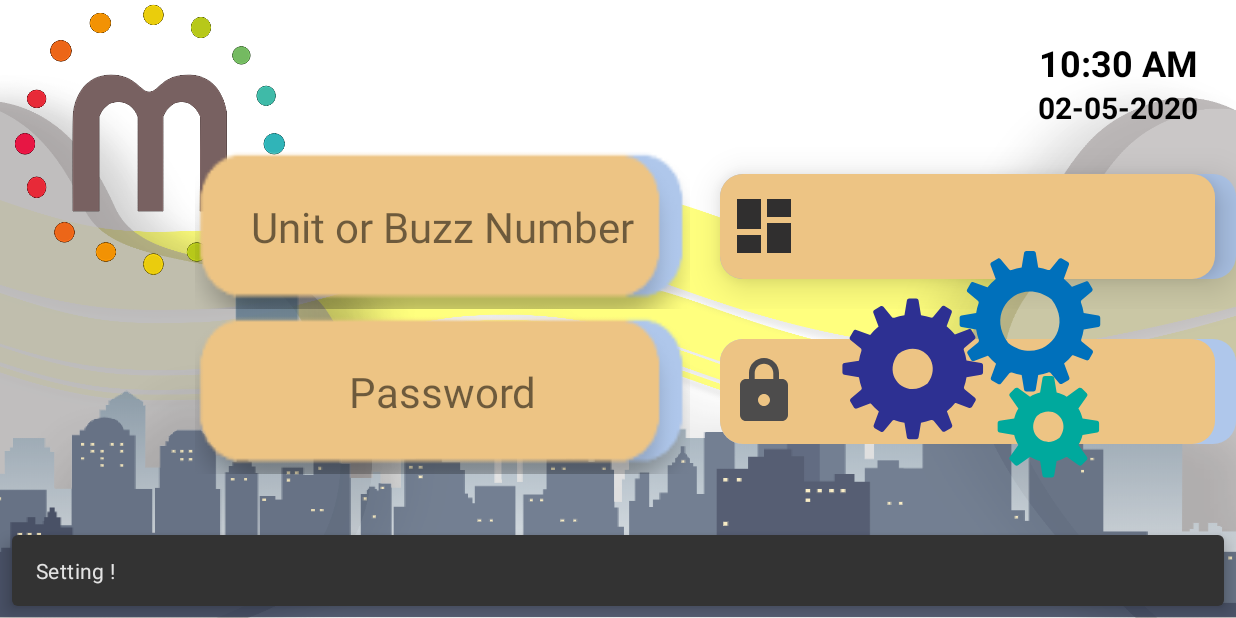
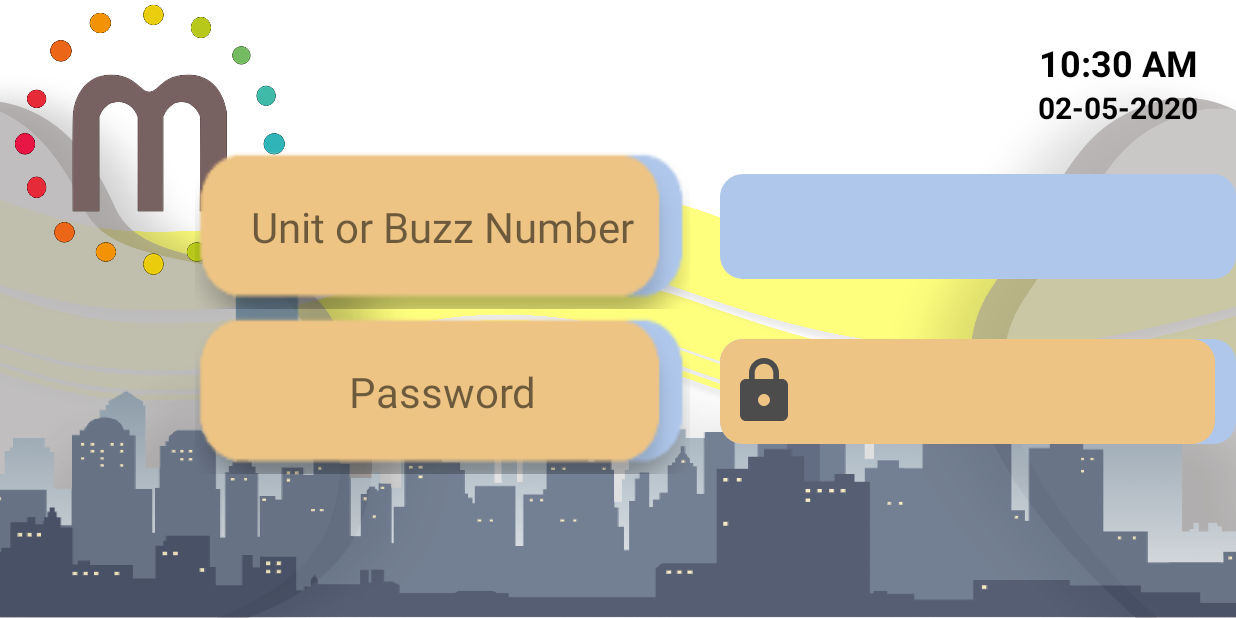
Before and after one commit to Amin397/SmartHome, an Android app: the VPIdle screen opened directly, with no data from a screen before it, after a tap on an icon or button, on a phone screen of 824 x 412 dp (held sideways). Run offline under Robolectric (Android 15) with nearby library versions, the phone set to English and light mode, and no system bars; libraries missing offline, so code that uses them is left out: com.daimajia.androidanimations, com.mimik.edgeappops, pub.devrel.easypermissions; 2 statements that could not run were skipped; 1 other tap on this screen came first.

Commit message:
GUI Visitor panel update and completed

```diff
--- a/app/src/main/java/com/mimik/smarthome/userinterface/visitorPanel/VPIdle.java
+++ b/app/src/main/java/com/mimik/smarthome/userinterface/visitorPanel/VPIdle.java
@@ -12,6 +12,7 @@
 import android.content.DialogInterface;
 import android.content.Intent;
 import android.content.IntentFilter;
+import android.graphics.Color;
 import android.icu.text.SimpleDateFormat;
 import android.icu.util.Calendar;
 import android.nfc.FormatException;
@@ -23,6 +24,7 @@
 import android.os.AsyncTask;
 import android.os.Build;
 import android.os.Bundle;
+import android.os.CountDownTimer;
 import android.os.Parcelable;
 import android.os.Vibrator;
 import android.speech.tts.TextToSpeech;
@@ -144,6 +146,8 @@
     private String date;
 
     private EditText buzz_number , password;
+    private ImageButton btn_buzz , btn_pass;
+
 
 
     @RequiresApi(api = Build.VERSION_CODES.N)
@@ -166,7 +170,58 @@
 
         txt_buzz_num.setOnClickListener(buzzAnimClickListener);
         txt_password.setOnClickListener(passwordClickListener);
+
+        btn_buzz.setOnClickListener(mBuzzClickListener);
+        btn_pass.setOnClickListener(mpasswordClickListener);
     }
+
+    private ImageButton.OnClickListener mpasswordClickListener
+             = new View.OnClickListener() {
+        @Override
+        public void onClick(View v) {
+            if (password.length() < 5){
+
+                YoYo.with(Techniques.Shake)
+                        .duration(1000)
+                        .repeat(0)
+                        .playOn(password);
+
+                password.setTextColor(Color.parseColor("#E53935"));
+
+                Snackbar snackbar = Snackbar
+                        .make(v, "Password is incorrect !", Snackbar.LENGTH_SHORT);
+                snackbar.show();
+            }else {
+                password.setTextColor(Color.parseColor("#000000"));
+
+                //password login !
+            }
+        }
+    };
+
+    private ImageButton.OnClickListener mBuzzClickListener
+             = new View.OnClickListener() {
+        @Override
+        public void onClick(View v) {
+            if (buzz_number.length() < 5){
+                YoYo.with(Techniques.Shake)
+                        .duration(1000)
+                        .repeat(0)
+                        .playOn(buzz_number);
+
+                buzz_number.setTextColor(Color.parseColor("#E53935"));
+
+                Snackbar snackbar = Snackbar
+                        .make(v, "Unit Number must be 5 characters !", Snackbar.LENGTH_SHORT);
+                snackbar.show();
+            }else {
+                buzz_number.setTextColor(Color.parseColor("#000000"));
+
+
+                //unit buzzed !
+            }
+        }
+    };
 
     private TextView.OnClickListener buzzAnimClickListener
              = new View.OnClickListener() {
@@ -176,13 +231,16 @@
                     .duration(1500)
                     .repeat(0)
                     .playOn(txt_buzz_num);
-            txt_buzz_num.setEnabled(false);
-            buzz_number.setOnClickListener(new View.OnClickListener() {
+            new CountDownTimer(1000, 1) {
                 @Override
-                public void onClick(View v) {
-                    Toast.makeText(VPIdle.this, "amin", Toast.LENGTH_SHORT).show();
+                public void onTick(long millisUntilFinished) {
                 }
-            });
+
+                @Override
+                public void onFinish() {
+                    txt_buzz_num.setVisibility(View.GONE);
+                }
+            }.start();
         }
     };
 
@@ -194,7 +252,16 @@
                     .duration(1500)
                     .repeat(0)
                     .playOn(txt_password);
-            txt_password.setEnabled(false);
+            new CountDownTimer(1000, 1) {
+                @Override
+                public void onTick(long millisUntilFinished) {
+                }
+
+                @Override
+                public void onFinish() {
+                    txt_password.setVisibility(View.GONE);
+                }
+            }.start();
         }
     };
 
@@ -289,6 +356,8 @@
 
     private void initializeComponents() {
 
+        btn_buzz = (ImageButton) findViewById(R.id.btn_call_id);
+        btn_pass = (ImageButton) findViewById(R.id.btn_pass_id);
         buzz_number = (EditText) findViewById(R.id.edittext_buzz_num_id);
         password = (EditText) findViewById(R.id.edittext_password_id);
         anim_setting = (LottieAnimationView) findViewById(R.id.anim_setting_id);
--- a/app/src/main/res/layout/visitor_simple.xml
+++ b/app/src/main/res/layout/visitor_simple.xml
@@ -43,15 +43,17 @@
             <EditText
                 android:layout_width="350dp"
                 android:layout_height="70dp"
-                android:enabled="true"
-                android:clickable="true"
+                android:textAlignment="center"
+                android:maxLines="1"
+                android:maxLength="8"
+                android:textStyle="bold"
+                android:textColor="@android:color/black"
                 android:id="@+id/edittext_buzz_num_id"
                 android:layout_marginStart="20dp"
                 android:layout_centerVertical="true"
                 android:layout_toEndOf="@id/back_buzz_id"
                 android:background="@drawable/shape_edittext"
-                android:textSize="24sp"
-                android:focusable="true" />
+                android:textSize="24sp" />
 
             <TextView
                 android:textAlignment="center"
@@ -112,14 +114,18 @@
 
             <EditText
                 android:layout_width="350dp"
-                android:layout_height="70dp"
-                android:enabled="false"
                 android:id="@+id/edittext_password_id"
+                android:layout_toEndOf="@id/back_pass_id"
+                android:layout_centerVertical="true"
+                android:textAlignment="center"
+                android:textStyle="bold"
+                android:textColor="@android:color/black"
+                android:textSize="24sp"
+                android:maxLines="1"
+                android:maxLength="8"
                 android:layout_marginStart="20dp"
-                android:layout_centerVertical="true"
-                android:layout_toEndOf="@id/back_pass_id"
                 android:background="@drawable/shape_edittext"
-                android:textSize="24sp" />
+                android:layout_height="70dp"/>
 
             <TextView
                 android:layout_width="330dp"
@@ -139,6 +145,7 @@
 
     <com.airbnb.lottie.LottieAnimationView
         android:layout_width="300dp"
+        android:visibility="gone"
         app:lottie_fileName="setting.json"
         app:lottie_loop="true"
         app:lottie_speed="0.75"
--- a/app/src/main/res/values/colors.xml
+++ b/app/src/main/res/values/colors.xml
@@ -16,7 +16,7 @@
     <color name="button_color_border">#FFD1D1D1</color>
     <color name="button_color_border_focused">#b4b4b4</color>
     <color name="dialog_color_background">#FFD1D1D1</color>
-
+    <color name="color_red">#E53935</color>
     <color name="button_color_start">#6CCB1B</color>
     <color name="button_color_end">#6CCB1B</color>
     <color name="color_primary">#050B2E</color>
```
